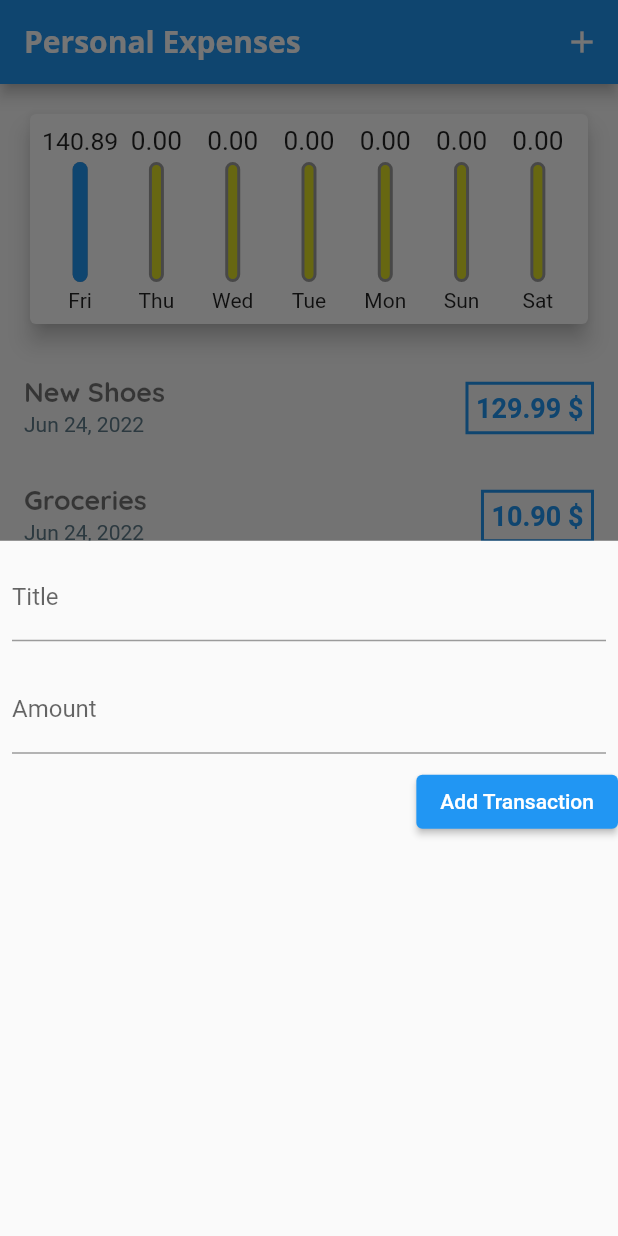
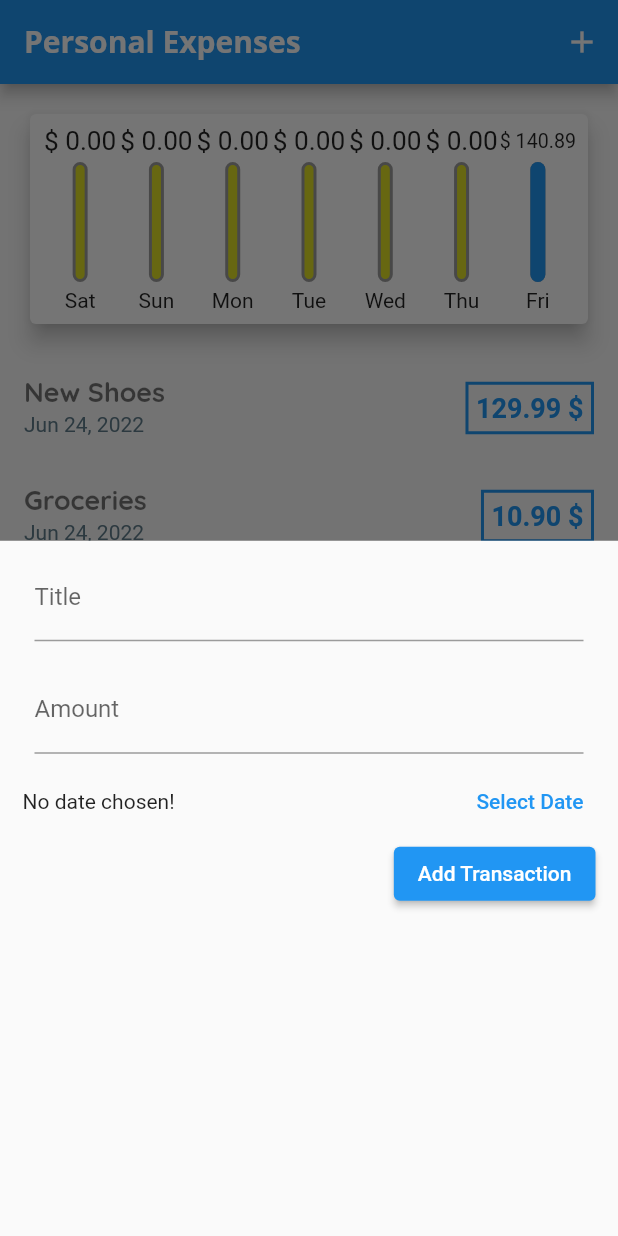
Before and after one commit to Hhanri/personal_expenses_app, a Flutter app: the screen it shows after launch, after a tap on the "add" icon, on a phone screen of 412 x 824 dp. Run offline on Flutter 3.47's test engine with Material 2 defaults, Android fonts, the phone set to English and light mode, and no system bars.

Commit message:
date picker, fixed chart bars alignment, reversed chart list

```diff
--- a/lib/widgets/add_transaction_widget.dart
+++ b/lib/widgets/add_transaction_widget.dart
@@ -1,8 +1,9 @@
 import 'package:flutter/material.dart';
+import 'package:pesronal_expenses_app/widgets/date_picker_widget.dart';
 import 'package:pesronal_expenses_app/widgets/text_form_field_widget.dart';
 
 class AddTransactionWidget extends StatefulWidget {
-  final Function(String, double) addTransaction;
+  final Function(String, double, DateTime) addTransaction;
   const AddTransactionWidget({Key? key, required this.addTransaction}) : super(key: key);
 
   @override
@@ -12,6 +13,7 @@ class AddTransactionWidget extends StatefulWidget {
 class _AddTransactionWidgetState extends State<AddTransactionWidget> {
   late TextEditingController titleController;
   late TextEditingController amountController;
+  DateTime? date;
 
   @override
   void initState() {
@@ -29,18 +31,26 @@ class _AddTransactionWidgetState extends State<AddTransactionWidget> {
 
   @override
   Widget build(BuildContext context) {
-    return Column(
+    return Padding(
+      padding: const EdgeInsets.symmetric(horizontal: 15.0),
+      child: Column(
         crossAxisAlignment: CrossAxisAlignment.end,
         children: [
           TextFormFieldWidget(controller: titleController, parameters: TitleTextFieldParameters()),
           TextFormFieldWidget(controller: amountController, parameters: AmountTextFieldParameters()),
+          DatePickerWidget(onChange: (newDate) {
+            setState(() {
+              date = newDate;
+            });
+          }),
           ElevatedButton(
             onPressed: () {
-            widget.addTransaction(titleController.text, double.parse(amountController.text));
+              widget.addTransaction(titleController.text, double.parse(amountController.text), date ?? DateTime.now());
             },
             child: const Text("Add Transaction")
           )
         ],
+      ),
     );
   }
 }
--- a/lib/widgets/chart_widget.dart
+++ b/lib/widgets/chart_widget.dart
@@ -36,7 +36,7 @@ class ChartWidget extends StatelessWidget {
         padding: const EdgeInsets.all(8.0),
         child: Row(
           crossAxisAlignment: CrossAxisAlignment.center,
-          children: groupedTransactionValues.map((day) {
+          children: groupedTransactionValues.reversed.map((day) {
             return Expanded(
               child: ChartBarWidget(
                 label: day['day'],
@@ -70,7 +70,7 @@ class ChartBarWidget extends StatelessWidget {
         SizedBox(
           height: 20,
           child: FittedBox(
-            child: Text(spendingAmount.toStringAsFixed(2))
+            child: Text("\$ ${spendingAmount.toStringAsFixed(2)}")
           ),
         ),
         const SizedBox(height: 4,),
@@ -78,6 +78,7 @@ class ChartBarWidget extends StatelessWidget {
           height: 80,
           width: 10,
           child: Stack(
+            alignment: Alignment.bottomCenter,
             children: [
               Container(
                 decoration: BoxDecoration(
--- /dev/null
+++ b/lib/widgets/date_picker_widget.dart
@@ -0,0 +1,31 @@
+import 'package:flutter/material.dart';
+import 'package:intl/intl.dart';
+
+class DatePickerWidget extends StatelessWidget {
+  final DateTime? date;
+  final void Function(DateTime?) onChange;
+  const DatePickerWidget({Key? key, this.date, required this.onChange}) : super(key: key);
+
+  @override
+  Widget build(BuildContext context) {
+    return Row(
+      mainAxisAlignment: MainAxisAlignment.spaceBetween,
+      children: [
+        Text(date == null ? "No date chosen!" : DateFormat.yMMMd().format(date!)),
+        TextButton(
+          onPressed: () {
+            showDatePicker(
+              context: context,
+              initialDate: date == null ? DateTime.now() : date!,
+              firstDate: DateTime(2018),
+              lastDate: DateTime.now()
+            ).then((value) {
+              onChange(value);
+            });
+          },
+          child: const Text("Select Date")
+        )
+      ],
+    );
+  }
+}
```
Also changed, not shown: lib/main.dart (+9 -2 lines). Lines whose indentation alone changed are shown as unchanged.
